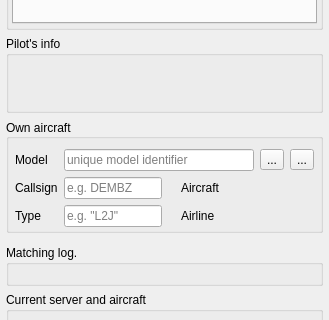
Before: the Qt Designer form src/blackgui/components/logincomponent.ui in swift-project/pilotclient, drawn with Qt 5; both pictures show x 0 to 329 and y 200 to 520 of the 329 by 788 pixel window.
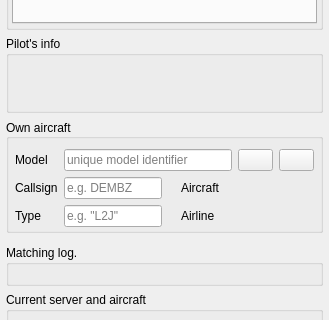
After: the same form once the commit is applied. Icons and pictures are not drawn. Custom widgets are drawn as their Qt base class.

Commit message:
Login UI/lookup improvements
* made tool -> push buttons as easier to spot
* reverse lookup of model before login -> always latest DB data
* use "text only" ICAO code if loading from DB yields no result

```diff
--- a/src/blackgui/components/logincomponent.ui
+++ b/src/blackgui/components/logincomponent.ui
@@ -473,9 +473,15 @@
              </widget>
             </item>
             <item>
-             <widget class="QToolButton" name="tb_SimulatorIcaoReverseLookup">
-              <property name="text">
-               <string>...</string>
+             <widget class="QPushButton" name="pb_SimulatorLookup">
+              <property name="maximumSize">
+               <size>
+                <width>35</width>
+                <height>16777215</height>
+               </size>
+              </property>
+              <property name="toolTip">
+               <string>refresh</string>
               </property>
               <property name="icon">
                <iconset resource="../../blackmisc/blackmisc.qrc">
@@ -484,9 +490,15 @@
              </widget>
             </item>
             <item>
-             <widget class="QToolButton" name="tb_MappingWizard">
-              <property name="text">
-               <string>...</string>
+             <widget class="QPushButton" name="pb_MappingWizard">
+              <property name="maximumSize">
+               <size>
+                <width>35</width>
+                <height>16777215</height>
+               </size>
+              </property>
+              <property name="toolTip">
+               <string>quick mapping wizard</string>
               </property>
               <property name="icon">
                <iconset resource="../../blackmisc/blackmisc.qrc">
```
Left out of the diff: 4 changed lines with no effect on the pictures. The commit also changes 11 other files.
